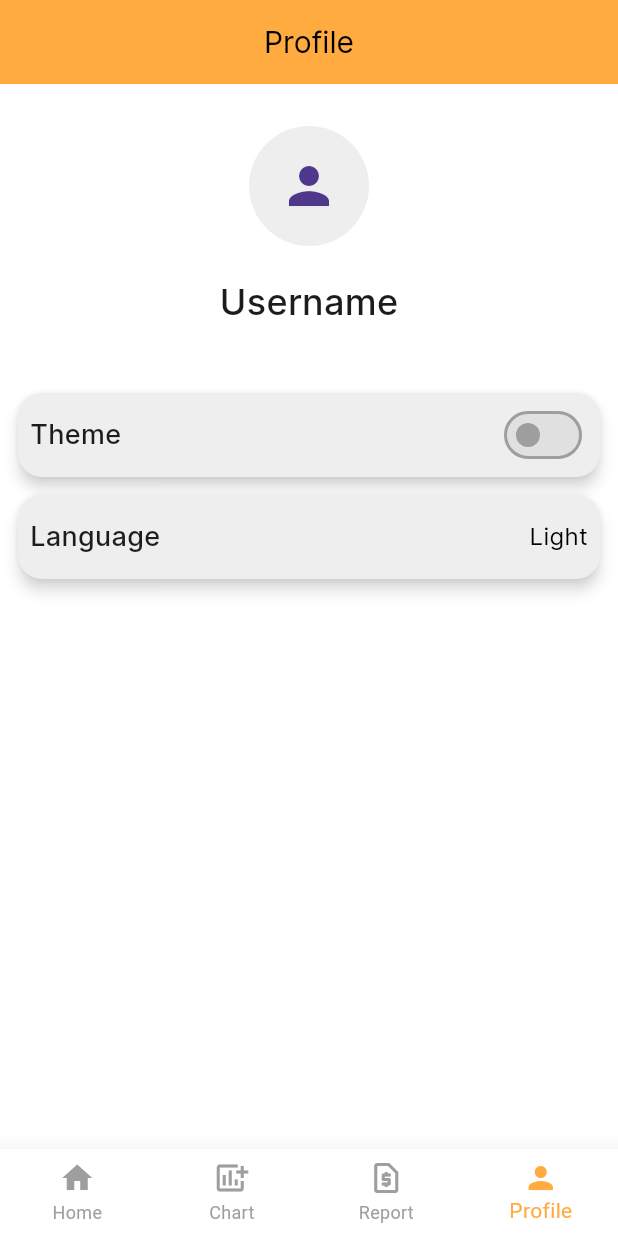
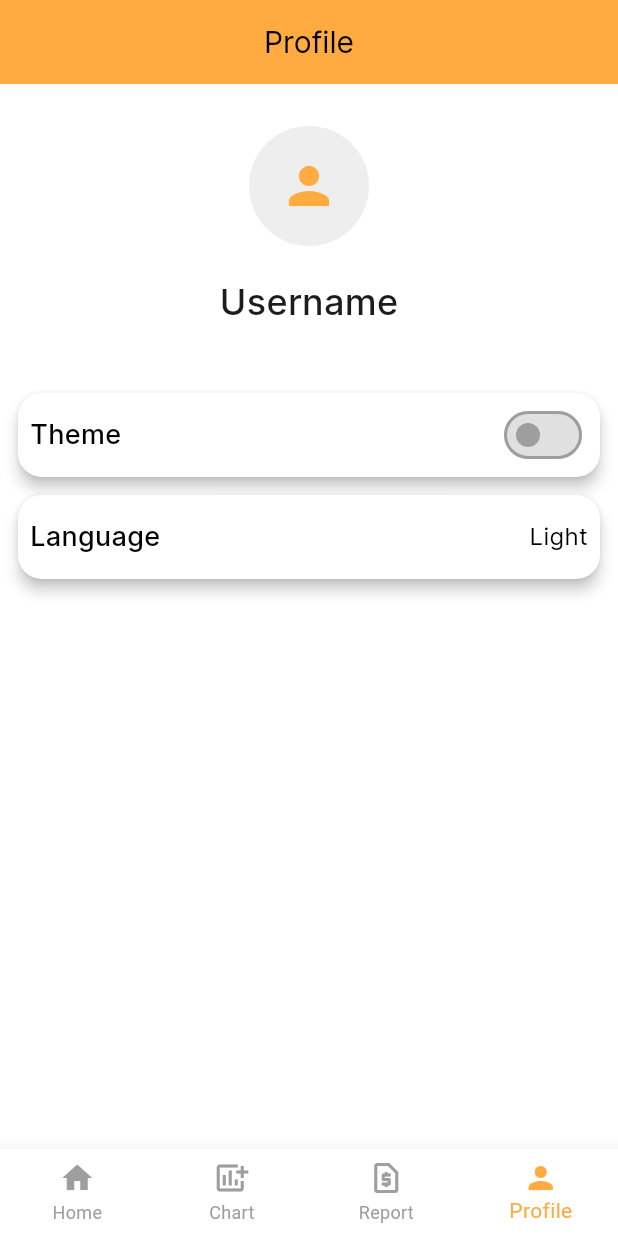
Before and after one commit to Nabijonov-Otabek-19/money_manager_clone, a Flutter app: the screen it shows after launch, item 4 of the bottom bar chosen, on a phone screen of 412 x 824 dp. Run offline on Flutter 3.47's test engine with Material 3 defaults, Android fonts, the light colour scheme and no system bars; our stand-ins replace flutter_bloc, freezed_annotation, get_it, hive, hive_flutter, sqflite; accounts and stored records are empty; Roboto replaces fonts that are missing (Poppinsregular).

Commit message:
project updated

```diff
--- /dev/null
+++ b/lib/feature/data/datasources/app_preference.dart
@@ -0,0 +1,51 @@
+import 'package:flutter/foundation.dart';
+import 'package:flutter/material.dart';
+import 'package:hive_flutter/adapters.dart';
+
+class AppPreferences {
+  final Box _box;
+
+  AppPreferences({required Box box}) : _box = box;
+
+  Map<String, String> languageMap = {
+    "Русский": "ru",
+    "O'zbek": "uz",
+    "English": "en",
+  };
+
+  String? get lang => _box.get("lang");
+
+  set lang(String? newLang) {
+    String localeCode = languageMap[newLang ?? "English"] ?? "en";
+    _box.put("lang", localeCode);
+  }
+
+  ThemeMode get theme {
+    final val = _box.get("theme_mode", defaultValue: "light");
+    return _parseTheme(val);
+  }
+
+  set theme(ThemeMode value) =>
+      _box.put("theme_mode", value.toString().split('.')[1]);
+
+  ThemeMode _parseTheme(String theme) {
+    if (theme == "light") {
+      return ThemeMode.light;
+    } else if (theme == "dark") {
+      return ThemeMode.dark;
+    } else {
+      return ThemeMode.system;
+    }
+  }
+
+  void handleThemeSelection(String value) {
+    ThemeMode selectedTheme = _parseTheme(value.toLowerCase());
+    //Get.changeThemeMode(selectedTheme);
+    theme = selectedTheme; // Using the setter to save theme
+  }
+}
+
+extension PreferencesExtension on AppPreferences {
+  ValueListenable<Box> themeListenable() =>
+      _box.listenable(keys: ['theme_mode']);
+}
--- a/lib/routes.dart
+++ b/lib/feature/presentation/routes/app_routes.dart
@@ -1,6 +1,6 @@
 import 'package:flutter/material.dart';
 import 'package:money_manager_clone/feature/data/models/my_model.dart';
-import 'feature/presentation/screens/screens.dart';
+import '../screens/screens.dart';
 
 class RouteManager {
   static generateRoute(RouteSettings settings) {
--- a/lib/feature/presentation/screens/main/main_screen.dart
+++ b/lib/feature/presentation/screens/main/main_screen.dart
@@ -1,5 +1,6 @@
 import 'package:flutter/material.dart';
 import 'package:flutter_bloc/flutter_bloc.dart';
+import 'package:money_manager_clone/core/extensions/my_extensions.dart';
 import 'package:money_manager_clone/feature/presentation/screens/charts/chart_screen.dart';
 import 'package:money_manager_clone/feature/presentation/screens/home/home_screen.dart';
 import 'package:money_manager_clone/feature/presentation/screens/main/cubit/main_cubit.dart';
@@ -31,6 +32,8 @@ class _MainScreenState extends State<MainScreen> {
 
   @override
   Widget build(BuildContext context) {
+    final theme = Theme.of(context);
+
     return BlocProvider(
       create: (context) => cubit,
       child: BlocBuilder<MainCubit, MainState>(
@@ -49,10 +52,12 @@ class _MainScreenState extends State<MainScreen> {
                 children: screens,
               ),
               bottomNavigationBar: BottomNavigationBar(
-                elevation: 12,
-                backgroundColor: Colors.white,
-                selectedItemColor: Colors.orangeAccent,
-                unselectedItemColor: Colors.grey,
+                elevation: theme.bottomNavigationBarTheme.elevation,
+                backgroundColor: theme.bottomNavigationBarTheme.backgroundColor,
+                selectedItemColor:
+                    theme.bottomNavigationBarTheme.selectedItemColor,
+                unselectedItemColor:
+                    theme.bottomNavigationBarTheme.unselectedItemColor,
                 type: BottomNavigationBarType.fixed,
                 currentIndex: state.selectedIndex,
                 onTap: (value) => cubit.onTappedScreen(value),
--- a/lib/feature/presentation/screens/profile/profile_screen.dart
+++ b/lib/feature/presentation/screens/profile/profile_screen.dart
@@ -1,6 +1,10 @@
 import 'package:flutter/material.dart';
+import 'package:flutter_bloc/flutter_bloc.dart';
+import 'package:money_manager_clone/core/extensions/my_extensions.dart';
+import 'package:money_manager_clone/feature/data/datasources/app_preference.dart';
 import 'package:money_manager_clone/feature/presentation/themes/colors.dart';
 import 'package:money_manager_clone/feature/presentation/themes/fonts.dart';
+import 'package:money_manager_clone/main_cubit/app_cubit.dart';
 
 class ProfileScreen extends StatefulWidget {
   const ProfileScreen({super.key});
@@ -10,10 +14,11 @@ class ProfileScreen extends StatefulWidget {
 }
 
 class _ProfileScreenState extends State<ProfileScreen> {
-  bool isDark = false;
   final GlobalKey _menuKeyTheme = GlobalKey();
 
   final List<String> list = ["Uzbek", "English", "Russian"];
+
+  final preferences = inject<AppPreferences>();
 
   @override
   Widget build(BuildContext context) {
@@ -31,7 +36,11 @@ class _ProfileScreenState extends State<ProfileScreen> {
                 CircleAvatar(
                   backgroundColor: Colors.grey.shade200,
                   radius: 40,
-                  child: const Icon(Icons.person, size: 40),
+                  child: const Icon(
+                    Icons.person,
+                    size: 40,
+                    color: AppColors.orange,
+                  ),
                 ),
                 const SizedBox(height: 20),
                 Text(
@@ -54,9 +63,7 @@ class _ProfileScreenState extends State<ProfileScreen> {
   Widget _buildThemeChangeItem() {
     return Card(
       elevation: 4,
-      color: Colors.grey.shade200,
-      surfaceTintColor: Colors.grey.shade200,
-      shadowColor: Colors.grey.shade200,
+      color: Theme.of(context).cardColor,
       shape: RoundedRectangleBorder(
         borderRadius: BorderRadius.circular(16),
       ),
@@ -71,21 +78,26 @@ class _ProfileScreenState extends State<ProfileScreen> {
           children: [
             Text(
               "Theme",
-              style: pmedium.copyWith(fontSize: 18),
+              style: pmedium.copyWith(
+                fontSize: 18,
+                color: Theme.of(context).appBarTheme.titleTextStyle?.color,
               ),
-            Switch(
-              value: isDark,
+            ),
+            BlocBuilder<AppCubit, AppState>(
+              builder: (context, state) {
+                return Switch(
+                  value: state.isDarkMode,
                   activeColor: Colors.deepOrangeAccent,
                   activeTrackColor: Colors.orangeAccent,
                   inactiveTrackColor: Colors.grey.shade300,
                   inactiveThumbColor: Colors.grey,
                   trackOutlineColor: WidgetStatePropertyAll(
-                isDark ? Colors.orange : Colors.grey,
+                    state.isDarkMode ? Colors.orange : Colors.grey,
                   ),
                   onChanged: (value) {
-                setState(() {
-                  isDark = value;
-                });
+                    BlocProvider.of<AppCubit>(context).updateTheme(value);
+                  },
+                );
               },
             ),
           ],
@@ -97,9 +109,7 @@ class _ProfileScreenState extends State<ProfileScreen> {
   Widget _buildLanguageChangeItem() {
     return Card(
       elevation: 4,
-      color: Colors.grey.shade200,
-      surfaceTintColor: Colors.grey.shade200,
-      shadowColor: Colors.grey.shade200,
+      color: Theme.of(context).cardColor,
       shape: RoundedRectangleBorder(
         borderRadius: BorderRadius.circular(16),
       ),
@@ -114,7 +124,10 @@ class _ProfileScreenState extends State<ProfileScreen> {
           children: [
             Text(
               "Language",
-              style: pmedium.copyWith(fontSize: 18),
+              style: pmedium.copyWith(
+                fontSize: 18,
+                color: Theme.of(context).appBarTheme.titleTextStyle?.color,
+              ),
             ),
             PopupMenuButton<String>(
               surfaceTintColor: AppColors.transparent,
@@ -127,7 +140,7 @@ class _ProfileScreenState extends State<ProfileScreen> {
                 "Light",
                 style: pregular.copyWith(
                   fontSize: 16,
-                  color: Colors.black,
+                  color: Theme.of(context).appBarTheme.titleTextStyle?.color,
                 ),
               ),
               itemBuilder: (context) {
--- a/lib/feature/presentation/themes/theme.dart
+++ b/lib/feature/presentation/themes/theme.dart
@@ -8,6 +8,7 @@ class AppThemes {
   static final lightTheme = ThemeData(
     useMaterial3: true,
     primaryColor: AppColors.orange,
+    cardColor: Colors.white,
     textTheme: const TextTheme(),
     fontFamily: 'Poppinsregular',
     scaffoldBackgroundColor: AppColors.scaffoldBackLight,
@@ -22,6 +23,12 @@ class AppThemes {
       ),
       color: AppColors.orange,
     ),
+    bottomNavigationBarTheme: const BottomNavigationBarThemeData(
+      backgroundColor: Colors.white,
+      elevation: 12,
+      selectedItemColor: Colors.orangeAccent,
+      unselectedItemColor: Colors.grey,
+    ),
     inputDecorationTheme: const InputDecorationTheme(
       filled: true,
       fillColor: Colors.transparent,
@@ -34,6 +41,7 @@ class AppThemes {
   static final darkTheme = ThemeData(
     useMaterial3: true,
     primaryColor: AppColors.orange,
+    cardColor: Colors.grey.shade600,
     fontFamily: 'Poppinsregular',
     brightness: Brightness.dark,
     scaffoldBackgroundColor: AppColors.scaffoldBackDark,
@@ -44,9 +52,15 @@ class AppThemes {
       elevation: 0,
       titleTextStyle: pregular.copyWith(
         color: AppColors.white,
-        fontSize: 15,
+        fontSize: 20,
       ),
       color: AppColors.orange,
+    ),
+    bottomNavigationBarTheme: const BottomNavigationBarThemeData(
+      backgroundColor: Colors.black,
+      elevation: 12,
+      selectedItemColor: Colors.orangeAccent,
+      unselectedItemColor: Colors.grey,
     ),
     inputDecorationTheme: const InputDecorationTheme(
       filled: true,
--- a/lib/main.dart
+++ b/lib/main.dart
@@ -1,9 +1,16 @@
 import 'package:flutter/foundation.dart';
 import 'package:flutter/material.dart';
 import 'package:flutter/services.dart';
+import 'package:flutter_bloc/flutter_bloc.dart';
+import 'package:hive_flutter/adapters.dart';
 import 'package:money_manager_clone/feature/presentation/screens/splash/splash_screen.dart';
-import 'package:money_manager_clone/routes.dart';
+import 'package:money_manager_clone/main_cubit/app_cubit.dart';
+import 'package:money_manager_clone/feature/presentation/routes/app_routes.dart';
 
+import 'core/extensions/my_extensions.dart';
+import 'core/modules/app_module.dart';
+import 'core/modules/storage_module.dart';
+import 'feature/data/datasources/app_preference.dart';
 import 'feature/presentation/themes/theme.dart';
 
 Future<void> main() async {
@@ -13,6 +20,10 @@ Future<void> main() async {
     DeviceOrientation.portraitUp,
     DeviceOrientation.portraitDown,
   ]);
+
+  await Hive.initFlutter();
+  await StorageModule.initBoxes();
+  await initDI();
 
   // When some error occurs,
   // screen will show custom error widget, not red screen
@@ -55,12 +66,20 @@ Future<void> main() async {
 class MyApp extends StatelessWidget {
   const MyApp({super.key});
 
-  // This widget is the root of your application.
   @override
   Widget build(BuildContext context) {
+    final preferences = inject<AppPreferences>();
+
+    return BlocProvider(
+      create: (context) => AppCubit(
+        isDarkMode: preferences.theme == ThemeMode.dark,
+      ),
+      child: BlocBuilder<AppCubit, AppState>(
+        buildWhen: (pr, cr) => pr.isDarkMode != cr.isDarkMode,
+        builder: (context, state) {
           return MaterialApp(
             title: 'Money manager clone',
-      themeMode: ThemeMode.light,
+            themeMode: preferences.theme,
             theme: AppThemes.lightTheme,
             darkTheme: AppThemes.darkTheme,
             builder: (context, child) {
@@ -74,6 +93,9 @@ class MyApp extends StatelessWidget {
             onGenerateRoute: (settings) => RouteManager.generateRoute(settings),
             home: const SplashScreen(),
           );
+        },
+      ),
+    );
   }
 
   Widget _unFocusWrapper(Widget? child) {
--- /dev/null
+++ b/lib/main_cubit/app_cubit.dart
@@ -0,0 +1,23 @@
+import 'package:flutter/material.dart';
+import 'package:flutter_bloc/flutter_bloc.dart';
+import 'package:freezed_annotation/freezed_annotation.dart';
+import 'package:money_manager_clone/core/extensions/my_extensions.dart';
+import 'package:money_manager_clone/feature/data/datasources/app_preference.dart';
+
+part 'app_state.dart';
+
+part 'app_cubit.freezed.dart';
+
+class AppCubit extends Cubit<AppState> {
+  final bool isDarkMode;
+
+  AppCubit({required this.isDarkMode})
+      : super(AppState(isDarkMode: isDarkMode));
+
+  final _preference = inject<AppPreferences>();
+
+  void updateTheme(bool value) {
+    _preference.theme = value ? ThemeMode.dark : ThemeMode.light;
+    emit(state.copyWith(isDarkMode: value));
+  }
+}
--- /dev/null
+++ b/lib/main_cubit/app_state.dart
@@ -0,0 +1,8 @@
+part of 'app_cubit.dart';
+
+@freezed
+class AppState with _$AppState {
+  const factory AppState({
+    @Default(false) bool isDarkMode,
+  }) = _AppState;
+}
--- a/pubspec.yaml
+++ b/pubspec.yaml
@@ -19,6 +19,8 @@ dependencies:
   sqflite: ^2.3.3+1
   intl: ^0.19.0
   path: ^1.9.0
+  hive: ^2.2.3
+  hive_flutter: ^1.1.0
 
 
 dev_dependencies:
```
Also changed, not shown: lib/core/extensions/my_extensions.dart (+18 -0 lines), lib/core/modules/app_module.dart (added, +8 -0 lines), lib/core/modules/storage_module.dart (added, +14 -0 lines), lib/feature/presentation/screens/detail/detail_screen.dart (+34 -8 lines), lib/feature/presentation/screens/home/home_screen.dart (+20 -16 lines), lib/main_cubit/app_cubit.freezed.dart (added), pubspec.lock. Lines whose indentation alone changed are shown as unchanged.
